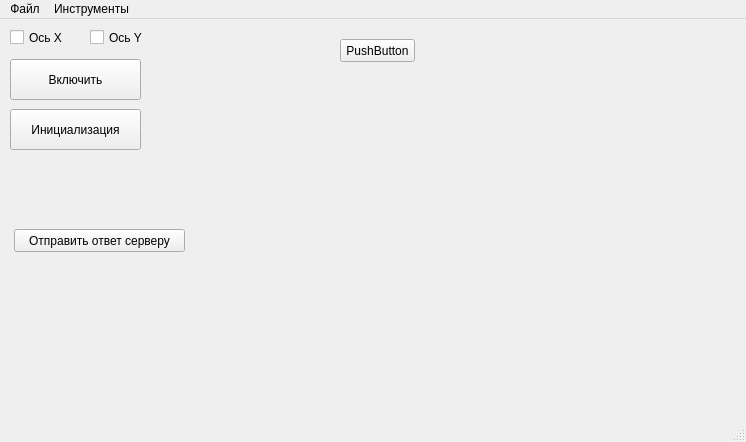
First picture: the form in mainwindow.ui, repository VladimirR46/PharmacyRobot, before the edit.
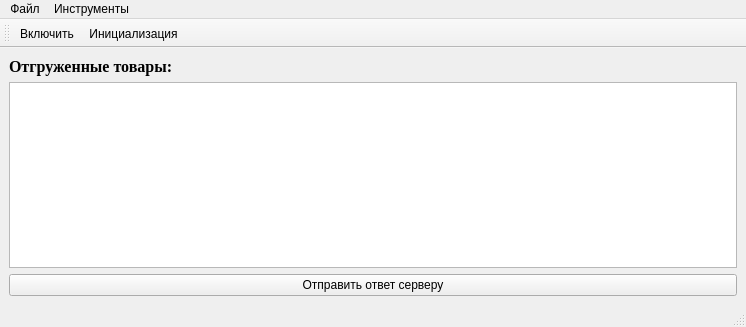
Second picture: the form after the edit. Icons and pictures are not drawn.

The edit to the form file:
```diff
--- a/mainwindow.ui
+++ b/mainwindow.ui
@@ -7,111 +7,40 @@
     <x>0</x>
     <y>0</y>
     <width>746</width>
-    <height>442</height>
+    <height>327</height>
    </rect>
   </property>
   <property name="windowTitle">
    <string>Аптечный Робот</string>
   </property>
   <widget class="QWidget" name="centralwidget">
-   <widget class="QPushButton" name="PowerButton">
-    <property name="geometry">
-     <rect>
-      <x>10</x>
-      <y>40</y>
-      <width>131</width>
-      <height>41</height>
-     </rect>
-    </property>
-    <property name="text">
-     <string>Включить</string>
-    </property>
-    <property name="icon">
-     <iconset resource="resource.qrc">
-      <normaloff>:/images/power.png</normaloff>:/images/power.png</iconset>
-    </property>
-    <property name="iconSize">
-     <size>
-      <width>24</width>
-      <height>24</height>
-     </size>
-    </property>
-   </widget>
-   <widget class="QCheckBox" name="checkAxisX">
-    <property name="geometry">
-     <rect>
-      <x>10</x>
-      <y>10</y>
-      <width>70</width>
-      <height>17</height>
-     </rect>
-    </property>
-    <property name="text">
-     <string>Ось X</string>
-    </property>
-   </widget>
-   <widget class="QCheckBox" name="checkAxisY">
-    <property name="geometry">
-     <rect>
-      <x>90</x>
-      <y>10</y>
-      <width>70</width>
-      <height>17</height>
-     </rect>
-    </property>
-    <property name="text">
-     <string>Ось Y</string>
-    </property>
-   </widget>
-   <widget class="QPushButton" name="SHomeButton">
-    <property name="geometry">
-     <rect>
-      <x>10</x>
-      <y>90</y>
-      <width>131</width>
-      <height>41</height>
-     </rect>
-    </property>
-    <property name="text">
-     <string>Инициализация</string>
-    </property>
-    <property name="icon">
-     <iconset resource="resource.qrc">
-      <normaloff>:/images/init.png</normaloff>:/images/init.png</iconset>
-    </property>
-    <property name="iconSize">
-     <size>
-      <width>30</width>
-      <height>30</height>
-     </size>
-    </property>
-   </widget>
-   <widget class="QPushButton" name="pushButton">
-    <property name="geometry">
-     <rect>
-      <x>14</x>
-      <y>210</y>
-      <width>171</width>
-      <height>23</height>
-     </rect>
-    </property>
-    <property name="text">
-     <string>Отправить ответ серверу</string>
-    </property>
-   </widget>
-   <widget class="QPushButton" name="pushButton_2">
-    <property name="geometry">
-     <rect>
-      <x>340</x>
-      <y>20</y>
-      <width>75</width>
-      <height>23</height>
-     </rect>
-    </property>
-    <property name="text">
-     <string>PushButton</string>
-    </property>
-   </widget>
+   <layout class="QVBoxLayout" name="verticalLayout">
+    <item>
+     <widget class="QLabel" name="label">
+      <property name="font">
+       <font>
+        <family>Times New Roman</family>
+        <pointsize>12</pointsize>
+        <weight>75</weight>
+        <bold>true</bold>
+       </font>
+      </property>
+      <property name="text">
+       <string>Отгруженные товары:</string>
+      </property>
+     </widget>
+    </item>
+    <item>
+     <widget class="QTableWidget" name="tableBuyed"/>
+    </item>
+    <item>
+     <widget class="QPushButton" name="pushButton">
+      <property name="text">
+       <string>Отправить ответ серверу</string>
+      </property>
+     </widget>
+    </item>
+   </layout>
   </widget>
   <widget class="QMenuBar" name="menubar">
    <property name="geometry">
@@ -143,16 +72,19 @@
    <addaction name="menu_3"/>
   </widget>
   <widget class="QStatusBar" name="statusbar"/>
-  <action name="action">
-   <property name="text">
-    <string>Разделы справки</string>
+  <widget class="QToolBar" name="toolBar">
+   <property name="windowTitle">
+    <string>toolBar</string>
    </property>
-  </action>
-  <action name="action_2">
-   <property name="text">
-    <string>О программе</string>
-   </property>
-  </action>
+   <attribute name="toolBarArea">
+    <enum>TopToolBarArea</enum>
+   </attribute>
+   <attribute name="toolBarBreak">
+    <bool>false</bool>
+   </attribute>
+   <addaction name="actionPower"/>
+   <addaction name="actionSHome"/>
+  </widget>
   <action name="actionConnect">
    <property name="icon">
     <iconset resource="resource.qrc">
@@ -206,6 +138,30 @@
     <string>Подключить &quot;ИнфоАптека&quot;</string>
    </property>
   </action>
+  <action name="actionPower">
+   <property name="icon">
+    <iconset resource="resource.qrc">
+     <normaloff>:/images/power.png</normaloff>:/images/power.png</iconset>
+   </property>
+   <property name="text">
+    <string>Включить</string>
+   </property>
+   <property name="toolTip">
+    <string>&lt;html&gt;&lt;head/&gt;&lt;body&gt;&lt;p align=&quot;center&quot;&gt;Включить серводвигатели&lt;/p&gt;&lt;/body&gt;&lt;/html&gt;</string>
+   </property>
+  </action>
+  <action name="actionSHome">
+   <property name="icon">
+    <iconset resource="resource.qrc">
+     <normaloff>:/images/init.png</normaloff>:/images/init.png</iconset>
+   </property>
+   <property name="text">
+    <string>Инициализация</string>
+   </property>
+   <property name="toolTip">
+    <string>Инициализация</string>
+   </property>
+  </action>
  </widget>
  <resources>
   <include location="resource.qrc"/>
```
